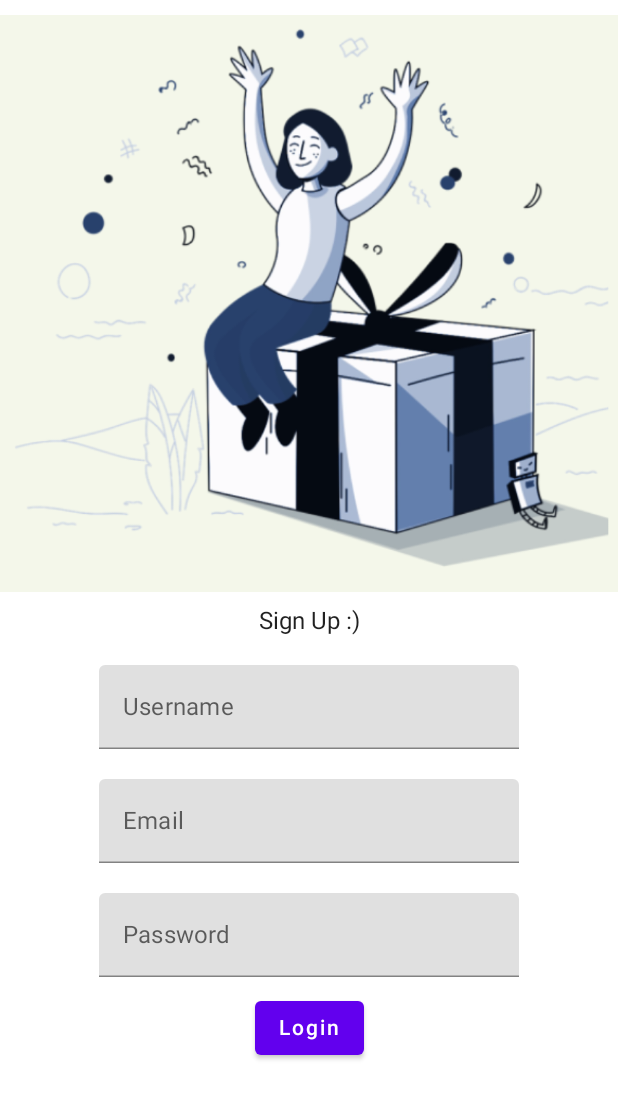
After one commit to MathildeElia/beKindApp, an Android app built with Jetpack Compose: the composable KindSignUp shown on its own in the app's theme, on a phone screen of 412 x 824 dp. The commit adds this screen. Shown: the top 1099 px of the screen. Run offline under Robolectric (Android 15) with nearby library versions, the phone set to English and light mode, and no system bars.

Commit message:
Made signUp scree and some logic in viewmodel

```diff
--- /dev/null
+++ b/app/src/main/java/com/example/kind1/KindSignUp.kt
@@ -0,0 +1,105 @@
+package com.example.kind1
+
+import androidx.compose.foundation.Image
+import androidx.compose.foundation.layout.*
+import androidx.compose.material.Button
+import androidx.compose.material.Text
+import androidx.compose.material.TextField
+import androidx.compose.runtime.*
+import androidx.compose.ui.Alignment
+import androidx.compose.ui.Modifier
+import androidx.compose.ui.res.painterResource
+import androidx.compose.ui.unit.dp
+import androidx.navigation.NavController
+
+@Composable
+fun KindSignUp(navController: NavController) {
+    val viewmodel = Viewmodel()
+    var user by remember {
+        mutableStateOf("")
+    }
+    var pass by remember {
+        mutableStateOf("")
+    }
+
+    var email by remember {
+        mutableStateOf("")
+    }
+
+    var wrong by remember {
+        mutableStateOf("")
+    }
+
+    Column(
+        Modifier.fillMaxSize()
+    )
+    {
+        Image(
+            painter = painterResource(id = R.drawable.bekindforside), contentDescription = null,
+            modifier = Modifier
+                .padding(vertical = 10.dp)
+                .align(Alignment.CenterHorizontally)
+        )
+        Text(
+            text = "Sign Up :)",
+            modifier = Modifier.align(Alignment.CenterHorizontally)
+        )
+        Spacer(
+            modifier = Modifier
+                .height(20.dp)
+        )
+        TextField(
+            value = user, onValueChange = { user = it },
+            modifier = Modifier
+                .align(Alignment.CenterHorizontally),
+            label = { Text("Username") }
+
+        )
+        Spacer(
+            modifier = Modifier
+                .height(20.dp)
+        )
+
+        TextField(
+            value = email, onValueChange = { email = it },
+            modifier = Modifier
+                .align(Alignment.CenterHorizontally),
+            label = { Text("Email") }
+        )
+        Spacer(
+            modifier = Modifier
+                .height(20.dp)
+        )
+
+        TextField(
+            value = pass, onValueChange = { pass = it },
+            modifier = Modifier
+                .align(Alignment.CenterHorizontally),
+            label = { Text("Password") }
+        )
+
+
+        Button(
+            onClick = {
+                if (viewmodel.validInputSign(user, pass,email)) {
+                    navController.navigate(Screen.KindStart.withArgs(user))
+                }
+                wrong = "Remember to input both an username, password and a correct email :)"
+
+            },
+            modifier = Modifier
+                .align(Alignment.CenterHorizontally)
+                .padding(vertical = 10.dp),
+        ) {
+            Text(text = "Login")
+        }
+        Text(
+            text = wrong,
+            modifier = Modifier
+                .align(Alignment.CenterHorizontally)
+        )
+
+
+    }
+
+}
--- a/app/src/main/java/com/example/kind1/Screen.kt
+++ b/app/src/main/java/com/example/kind1/Screen.kt
@@ -5,6 +5,7 @@ sealed class Screen(val route : String) {
     object KindFront : Screen("kind_front")
     object KindLogin : Screen("kind_login")
     object KindStart : Screen("kind_start")
+    object KindSignUp: Screen("kind_signup")
 
     fun withArgs(vararg args : String): String{
 
--- a/app/src/main/java/com/example/kind1/ViewModel.kt
+++ b/app/src/main/java/com/example/kind1/ViewModel.kt
@@ -19,4 +19,10 @@ class Viewmodel: ViewModel() {
         return true
     }
 
+    fun validInputSign(user : String, pass : String,email : String): Boolean{
+        if(user == "" || pass == "" || !(email.contains("@") && email.contains(".dk") || email.contains(".com"))){
+            return false
+        }
+        return true
+    }
 }
```
Also changed, not shown: app/src/main/java/com/example/kind1/KindFrontS.kt (+6 -2 lines), app/src/main/java/com/example/kind1/Navigator.kt (+16 -0 lines).
